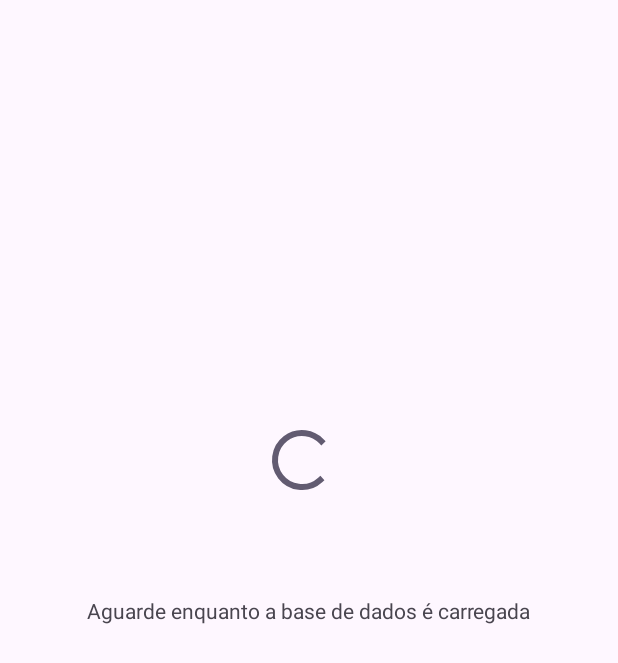
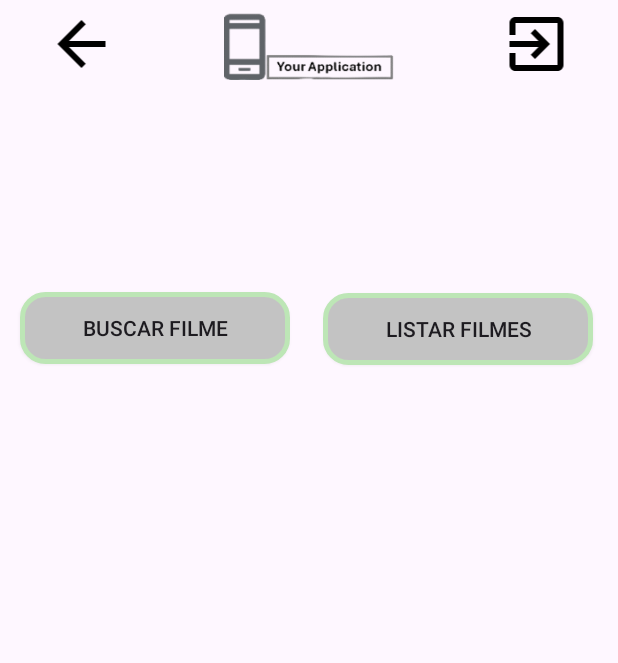
Before and after one commit to elntele/list-your-product, an Android app: the screen it shows after launch (ListYourProductMainActivity), on a phone screen of 412 x 824 dp. Shown: the top 663 px of the screen. Run offline under Robolectric (Android 15) with nearby library versions, the phone set to English and light mode, and no system bars; our stand-ins replace Firebase (no records; nobody signed in at launch, a user with empty details on screens opened directly).

Commit message:
WIP: work in data transportation between screens, a problem of by sharedViewMode() of Koin

```diff
--- a/app/build.gradle.kts
+++ b/app/build.gradle.kts
@@ -99,8 +99,11 @@ dependencies {
     implementation("androidx.navigation:navigation-ui-ktx:2.7.7")
 
     //koin
-    api("io.insert-koin:koin-android:4.0.0-RC1")
+    //api("io.insert-koin:koin-android:4.0.0-RC1") versão mais nova não reconheceu o sharedViewModel()
+    implementation("io.insert-koin:koin-android:3.4.0")
+    implementation("io.insert-koin:koin-androidx-navigation:3.4.0")
     implementation(kotlin("script-runtime"))
+
     //firebase
     implementation(platform("com.google.firebase:firebase-bom:33.1.2"))
     implementation("com.google.firebase:firebase-auth-ktx")
@@ -112,4 +115,5 @@ dependencies {
     implementation ("androidx.cardview:cardview:1.0.0")
 
 
+
 }
--- a/app/src/main/java/com/br/jc/list_your_product/ListYourProductMainActivity.kt
+++ b/app/src/main/java/com/br/jc/list_your_product/ListYourProductMainActivity.kt
@@ -40,11 +40,13 @@ class ListYourProductMainActivity : BaseActivity() {
         super.onStart()
         if (auth == null) {
            // navController?.setGraph(R.navigation.feature_login)
-            navController?.setGraph(R.navigation.feature_wait_rest)
+           // navController?.setGraph(R.navigation.feature_wait_rest)
             //navController?.setGraph(R.navigation.feature_display)
+            navController?.setGraph(R.navigation.feature_display)
         } else {
-            navController?.setGraph(R.navigation.feature_wait_rest)
+           // navController?.setGraph(R.navigation.feature_wait_rest)
             //navController?.setGraph(R.navigation.feature_display)
+            navController?.setGraph(R.navigation.feature_display)
         }
 
     }
--- a/app/src/main/java/com/br/jc/list_your_product/di/Modules.kt
+++ b/app/src/main/java/com/br/jc/list_your_product/di/Modules.kt
@@ -12,8 +12,9 @@ import com.br.jc.list_your_product.rest.viewmodel.WaitRestViewModel
 import com.google.firebase.auth.FirebaseAuth
 import kotlinx.coroutines.CoroutineDispatcher
 import kotlinx.coroutines.Dispatchers
+import org.koin.androidx.viewmodel.dsl.viewModel
 import org.koin.core.module.Module
-import org.koin.core.module.dsl.viewModel
+
 import org.koin.dsl.module
 
 
--- /dev/null
+++ b/app/src/main/java/com/br/jc/list_your_product/display/ui/FragmentInitialScreen.kt
@@ -0,0 +1,50 @@
+package com.br.jc.list_your_product.display.ui
+
+import android.os.Bundle
+import androidx.fragment.app.Fragment
+import android.view.LayoutInflater
+import android.view.View
+import android.view.ViewGroup
+import androidx.navigation.fragment.findNavController
+import com.br.jc.list_your_product.databinding.FragmentInitialScreenBinding
+import com.br.jc.list_your_product.databinding.FragmentLoginBinding
+import com.br.jc.list_your_product.login.ui.login.LoginFragmentDirections
+
+
+
+class FragmentInitialScreen : Fragment() {
+    lateinit var binding: FragmentInitialScreenBinding
+    override fun onCreate(savedInstanceState: Bundle?) {
+        super.onCreate(savedInstanceState)
+
+    }
+
+    override fun onCreateView(
+        inflater: LayoutInflater, container: ViewGroup?,
+        savedInstanceState: Bundle?
+    ): View? {
+        binding = FragmentInitialScreenBinding.inflate(inflater, container, false)
+        return binding.root
+    }
+
+    override fun onViewCreated(view: View, savedInstanceState: Bundle?) {
+        super.onViewCreated(view, savedInstanceState)
+        binding.buttonListInitialScreen.setOnClickListener {
+            val list=true;
+                val action =
+                    FragmentInitialScreenDirections.actionFragmentInitialScreenToWaitRestFragment22(
+                        list, ""
+
+                        )
+                findNavController().navigate(action)
+
+        }
+
+        binding.searchMovieButton.setOnClickListener{
+            val action = FragmentInitialScreenDirections.actionFragmentInitialScreenToFragmentSearchMovie()
+            findNavController().navigate(action)
+        }
+    }
+
+
+}
--- a/app/src/main/res/layout/fragment_initial_screen.xml
+++ b/app/src/main/res/layout/fragment_initial_screen.xml
@@ -4,36 +4,93 @@
     xmlns:tools="http://schemas.android.com/tools"
     android:layout_width="match_parent"
     android:layout_height="match_parent"
-    android:background="@color/teal_700"
-    tools:context=".display.ui.InitialScreen">
+    tools:context=".display.ui.FragmentInitialScreen">
 
-    <Button
-        android:id="@+id/btn_procure"
-        android:layout_width="200dp"
-        android:layout_height="50dp"
-        android:layout_marginTop="124dp"
-        android:background="@drawable/rounded_button"
-        android:backgroundTint="@color/vinho"
-        android:text="Procure"
-        android:textColor="@android:color/white"
+
+    <LinearLayout
+        android:id="@+id/linear_layout_initial_screen"
+        android:layout_width="match_parent"
+        android:layout_height="wrap_content"
+        android:layout_marginStart="5dp"
+        android:layout_marginTop="5dp"
+        android:layout_marginEnd="5dp"
+        android:orientation="horizontal"
         app:layout_constraintEnd_toEndOf="parent"
-        app:layout_constraintHorizontal_bias="0.497"
+        app:layout_constraintHorizontal_bias="1.0"
         app:layout_constraintStart_toStartOf="parent"
-        app:layout_constraintTop_margin="100dp"
-        app:layout_constraintTop_toTopOf="parent" />
+        app:layout_constraintTop_toTopOf="parent">
 
-    <Button
-        android:id="@+id/btn_legenda"
-        android:layout_width="200dp"
-        android:layout_height="50dp"
-        android:background="@drawable/rounded_button"
-        android:backgroundTint="@color/vinho"
-        android:text="Legenda"
-        android:textColor="@android:color/white"
-        app:layout_constraintBottom_toBottomOf="parent"
+        <ImageView
+            android:id="@+id/button_back_initial_screen"
+            android:layout_width="40dp"
+            android:layout_height="48dp"
+            android:layout_weight="1"
+            android:clickable="true"
+            app:srcCompat="@drawable/ic_arrow_back_black_24dp"
+            tools:ignore="SpeakableTextPresentCheck" />
+
+        <ImageView
+            android:id="@+id/top_center_image_initial_screen"
+            android:layout_width="wrap_content"
+            android:layout_height="match_parent"
+            app:srcCompat="@drawable/title" />
+
+        <ImageView
+            android:id="@+id/exit_initial"
+            android:layout_width="40dp"
+            android:layout_height="48dp"
+            android:layout_weight="1"
+            android:clickable="true"
+            app:srcCompat="@drawable/ic_exit_to_app_black_24dp"
+            tools:ignore="SpeakableTextPresentCheck" />
+
+    </LinearLayout>
+
+
+    <androidx.constraintlayout.widget.Guideline
+        android:id="@+id/guideline_initial_screen"
+        android:layout_width="wrap_content"
+        android:layout_height="wrap_content"
+        android:orientation="vertical"
+        app:layout_constraintGuide_percent="0.5" />
+
+
+    <androidx.appcompat.widget.AppCompatButton
+        android:id="@+id/search_movie_button"
+        android:layout_width="180dp"
+        android:layout_height="48dp"
+        android:layout_marginStart="8dp"
+        android:layout_marginTop="32dp"
+        android:layout_marginEnd="8dp"
+        android:background="@drawable/bt_background"
+        android:text="@string/button_search_movie"
+        app:layout_constraintBottom_toTopOf="@+id/guideline2"
+        app:layout_constraintEnd_toStartOf="@+id/guideline_initial_screen"
+        app:layout_constraintStart_toStartOf="parent"
+        app:layout_constraintTop_toBottomOf="@+id/linear_layout_initial_screen" />
+
+    <androidx.appcompat.widget.AppCompatButton
+        android:id="@+id/button_list_initial_screen"
+        android:layout_width="180dp"
+        android:layout_height="48dp"
+        android:layout_marginStart="8dp"
+        android:layout_marginTop="32dp"
+        android:layout_marginEnd="8dp"
+        android:background="@drawable/bt_background"
+        android:text="@string/button_list_movie"
+        app:layout_constraintBottom_toTopOf="@+id/guideline2"
         app:layout_constraintEnd_toEndOf="parent"
-        app:layout_constraintStart_toStartOf="parent"
-        app:layout_constraintTop_margin="20dp"
-        app:layout_constraintTop_toBottomOf="@id/btn_procure" />
+        app:layout_constraintHorizontal_bias="0.111"
+        app:layout_constraintStart_toStartOf="@+id/guideline_initial_screen"
+        app:layout_constraintTop_toBottomOf="@+id/linear_layout_initial_screen"
+        app:layout_constraintVertical_bias="0.502" />
+
+    <androidx.constraintlayout.widget.Guideline
+        android:id="@+id/guideline2"
+        android:layout_width="wrap_content"
+        android:layout_height="wrap_content"
+        android:orientation="horizontal"
+        app:layout_constraintGuide_begin="352dp" />
+
 
 </androidx.constraintlayout.widget.ConstraintLayout>
--- a/app/src/main/res/navigation/feature_display.xml
+++ b/app/src/main/res/navigation/feature_display.xml
@@ -3,28 +3,23 @@
     xmlns:app="http://schemas.android.com/apk/res-auto"
     xmlns:tools="http://schemas.android.com/tools"
     android:id="@+id/feature_display.xml"
-    app:startDestination="@id/waitRestFragment2">
+    app:startDestination="@id/fragmentInitialScreen">
 
-    <fragment
-        android:id="@+id/initialScreen"
-        android:name="com.br.jc.list_your_product.display.ui.InitialScreen"
-        android:label="fragment_initial_screen"
-        tools:layout="@layout/fragment_initial_screen" >
-        <action
-            android:id="@+id/action_initialScreen_to_waitRestFragment2"
-            app:destination="@id/waitRestFragment2" />
-        <action
-            android:id="@+id/action_initialScreen_to_fragmentSearchMovie"
-            app:destination="@id/fragmentSearchMovie" />
-    </fragment>
     <fragment
         android:id="@+id/waitRestFragment2"
         android:name="com.br.jc.list_your_product.display.ui.WaitRestFragment"
         android:label="fragment_wait_rest"
         tools:layout="@layout/fragment_wait_rest" >
         <action
-            android:id="@+id/action_waitRestFragment2_to_listMovieFragment22"
+            android:id="@+id/action_waitRestFragment_to_listMovieFragment"
             app:destination="@id/listMovieFragment2" />
+
+        <argument
+            android:name="list"
+            app:argType="boolean" />
+        <argument
+            android:name="movieName"
+            app:argType="string" />
     </fragment>
     <fragment
         android:id="@+id/listMovieFragment2"
@@ -34,9 +29,6 @@
         <action
             android:id="@+id/action_listMovieFragment2_to_presentationFragment"
             app:destination="@id/presentationFragment" />
-        <action
-            android:id="@+id/action_listMovieFragment2_to_initialScreen"
-            app:destination="@id/initialScreen" />
     </fragment>
     <fragment
         android:id="@+id/presentationFragment"
@@ -44,7 +36,7 @@
         android:label="fragment_presentation"
         tools:layout="@layout/fragment_presentation" >
         <action
-            android:id="@+id/action_presentationFragment_to_listMovieFragment2"
+            android:id="@+id/action_presentationFragment_to_listMovieFragment"
             app:destination="@id/listMovieFragment2" />
     </fragment>
     <fragment
@@ -53,7 +45,26 @@
         android:label="fragment_search_movie"
         tools:layout="@layout/fragment_search_movie" >
         <action
-            android:id="@+id/action_fragmentSearchMovie_to_waitRestFragment2"
+            android:id="@+id/action_fragmentSearchMovie_to_waitRestFragment"
             app:destination="@id/waitRestFragment2" />
     </fragment>
+    <fragment
+        android:id="@+id/fragmentInitialScreen"
+        android:name="com.br.jc.list_your_product.display.ui.FragmentInitialScreen"
+        android:label="fragment_initial_screen"
+        tools:layout="@layout/fragment_initial_screen" >
+        <action
+            android:id="@+id/action_fragmentInitialScreen_to_waitRestFragment22"
+            app:destination="@id/waitRestFragment2" />
+        <action
+            android:id="@+id/action_fragmentInitialScreen_to_fragmentSearchMovie"
+            app:destination="@id/fragmentSearchMovie"
+            app:popUpTo="@id/waitRestFragment2"
+            app:popUpToInclusive="true"
+            />
+
+
+
+
+    </fragment>
 </navigation>
--- a/app/src/main/res/values/strings.xml
+++ b/app/src/main/res/values/strings.xml
@@ -11,6 +11,7 @@
     <string name="type_new_password">digite uma senha</string>
     <string name="type_movie_name">digite o nome do filme</string>
     <string name="button_search_movie">buscar filme</string>
+    <string name="button_list_movie">Listar filmes</string>
 
     <string name="button_register">Registrar</string>
     <string name="button_clear">Limpar</string>
--- a/build.gradle.kts
+++ b/build.gradle.kts
@@ -3,5 +3,5 @@ plugins {
     alias(libs.plugins.android.application) apply false
     alias(libs.plugins.jetbrains.kotlin.android) apply false
     id("com.google.gms.google-services") version "4.4.2" apply false
-    id ("androidx.navigation.safeargs") version "2.7.7" apply false
+    id ("androidx.navigation.safeargs") version "2.8.8" apply false
 }
```
Also changed, not shown: app/src/main/java/com/br/jc/list_your_product/base/BaseFragment.kt (added, +38 -0 lines), app/src/main/java/com/br/jc/list_your_product/display/ui/InitialScreen.kt (deleted, +0 -39 lines), app/src/main/java/com/br/jc/list_your_product/display/ui/ListMovieFragment.kt (+24 -5 lines), app/src/main/java/com/br/jc/list_your_product/display/ui/WaitRestFragment.kt (+38 -6 lines), app/src/main/java/com/br/jc/list_your_product/rest/viewmodel/WaitRestViewModel.kt (+24 -9 lines), app/src/main/java/com/br/jc/list_your_product/util/SingleLiveEvent.kt (added, +46 -0 lines), app/src/main/res/layout/fragment_list_movie.xml (+39 -2 lines).
